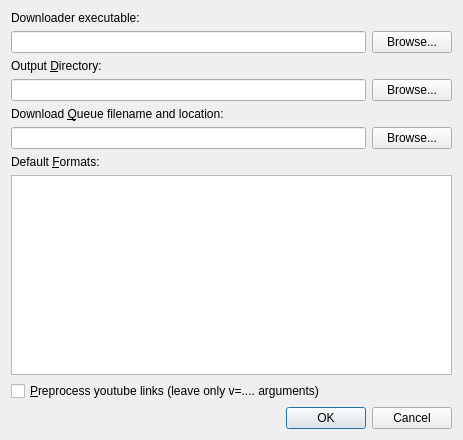
Old version of the form src/settings.ui in the repository igor-marinescu/YouDownUI.
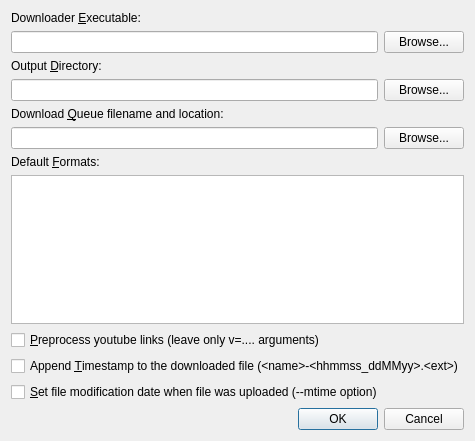
New version of the form.

Commit message:
Build 1.3 - More options added to Settings
- Added the option to append the timestamp to the downloaded file
- Added the option to set the uploaded time as downloaded file modification time

```diff
--- a/src/settings.ui
+++ b/src/settings.ui
@@ -7,7 +7,7 @@
     <x>0</x>
     <y>0</y>
     <width>463</width>
-    <height>440</height>
+    <height>441</height>
    </rect>
   </property>
   <property name="windowTitle">
@@ -17,7 +17,10 @@
    <item>
     <widget class="QLabel" name="label">
      <property name="text">
-      <string>Downloader executable:</string>
+      <string>Downloader &amp;Executable:</string>
+     </property>
+     <property name="buddy">
+      <cstring>edtDownloaderExe</cstring>
      </property>
     </widget>
    </item>
@@ -103,6 +106,20 @@
      </property>
     </widget>
    </item>
+   <item>
+    <widget class="QCheckBox" name="chkboxAppendTimestamp">
+     <property name="text">
+      <string>Append &amp;Timestamp to the downloaded file (&lt;name&gt;-&lt;hhmmss_ddMMyy&gt;.&lt;ext&gt;)</string>
+     </property>
+    </widget>
+   </item>
+   <item>
+    <widget class="QCheckBox" name="chkboxSetModifiedTime">
+     <property name="text">
+      <string>&amp;Set file modification date when file was uploaded (--mtime option)</string>
+     </property>
+    </widget>
+   </item>
    <item>
     <widget class="QDialogButtonBox" name="buttonBox">
      <property name="orientation">
```
The commit also changes 8 other files.
